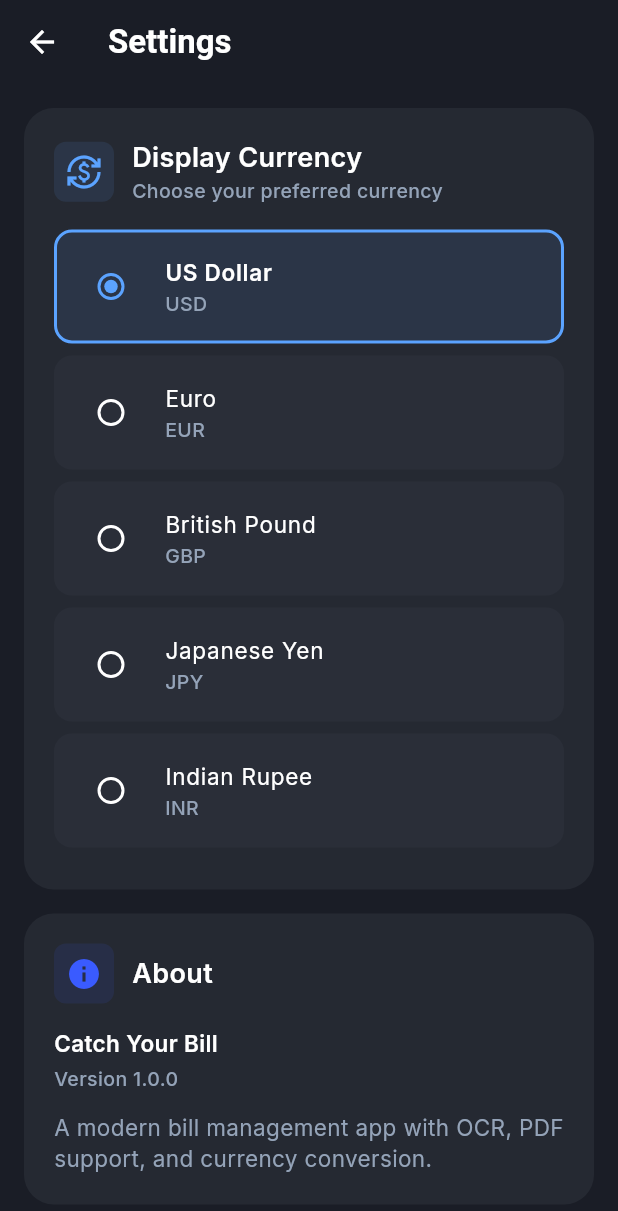
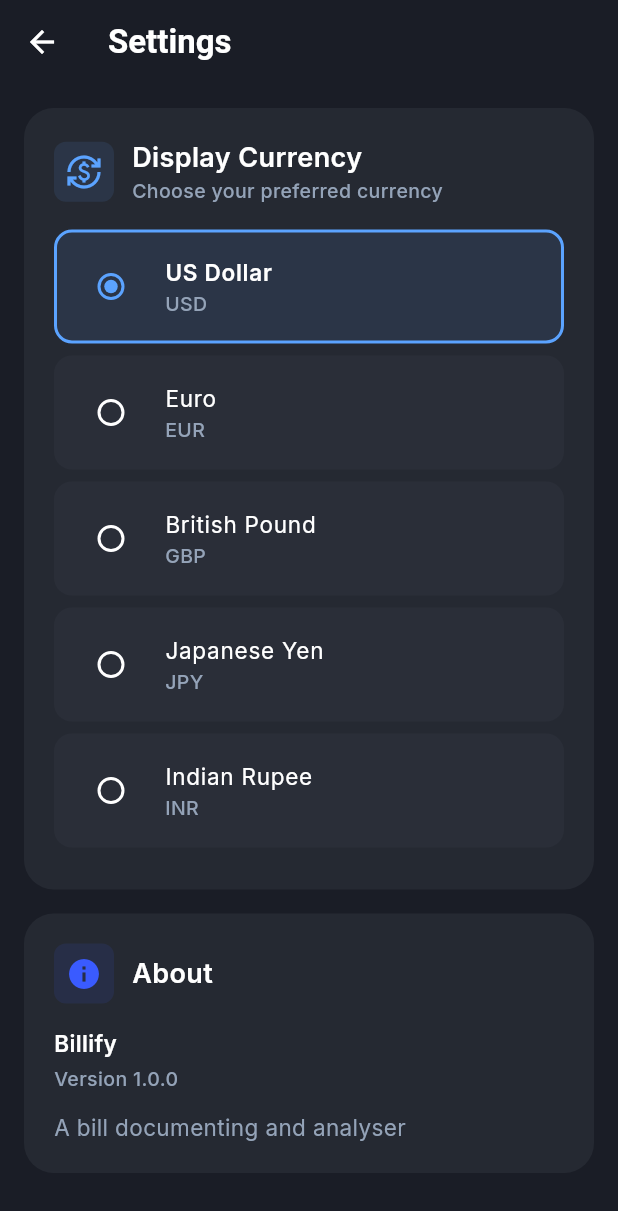
Before and after one commit to arjunpshaji/billify, a Flutter app: the SettingsScreen screen opened directly, on a phone screen of 412 x 824 dp. Shown: the top 1211 px of the screen. Run offline on Flutter 3.47's test engine with Material 3 defaults, Android fonts, the phone set to English and light mode, and no system bars; our stand-ins replace file_picker, fl_chart, google_fonts, hive, hive_flutter, image_picker and 3 more; missing offline and left inert: google_mlkit_text_recognition; accounts and stored records are empty.

Commit message:
change app name

```diff
--- a/lib/main.dart
+++ b/lib/main.dart
@@ -27,7 +27,7 @@ class MyApp extends StatelessWidget {
         ChangeNotifierProvider(create: (_) => BillProvider()..init()),
       ],
       child: MaterialApp(
-        title: 'Catch Your Bill',
+        title: 'Billify',
         theme: AppTheme.lightTheme,
         debugShowCheckedModeBanner: false,
         home: const AppInitializer(),
--- a/lib/screens/settings_screen.dart
+++ b/lib/screens/settings_screen.dart
@@ -153,7 +153,7 @@ class _SettingsScreenState extends State<SettingsScreen> {
                 ),
                 const SizedBox(height: AppSpacing.space4),
                 Text(
-                  'Catch Your Bill',
+                  'Billify',
                   style: AppTypography.body.copyWith(
                     fontWeight: FontWeight.w600,
                   ),
@@ -162,7 +162,7 @@ class _SettingsScreenState extends State<SettingsScreen> {
                 Text('Version 1.0.0', style: AppTypography.caption),
                 const SizedBox(height: AppSpacing.space3),
                 Text(
-                  'A modern bill management app with OCR, PDF support, and currency conversion.',
+                  'A bill documenting and analyser',
                   style: AppTypography.body.copyWith(
                     color: AppColors.textSecondary,
                   ),
--- a/pubspec.yaml
+++ b/pubspec.yaml
@@ -1,5 +1,5 @@
-name: catch_your_bill
-description: "A new Flutter project."
+name: billify
+description: "A bill documenting and analyser"
 # The following line prevents the package from being accidentally published to
 # pub.dev using `flutter pub publish`. This is preferred for private packages.
 publish_to: 'none' # Remove this line if you wish to publish to pub.dev
```
Also changed, not shown: 3 other files.
